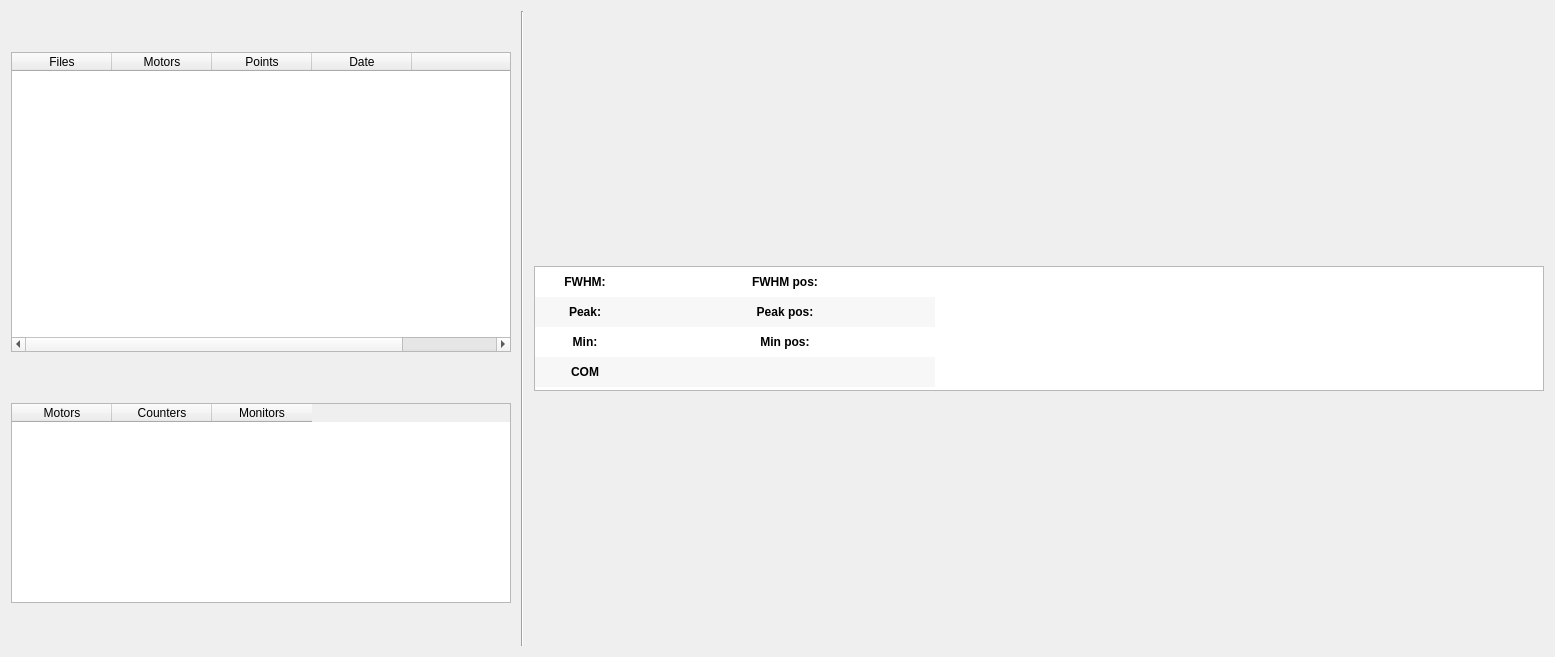
Before: the Qt Designer form bin/plot_hdf5.ui in HugoValim/hdf5_view, drawn with Qt 5.
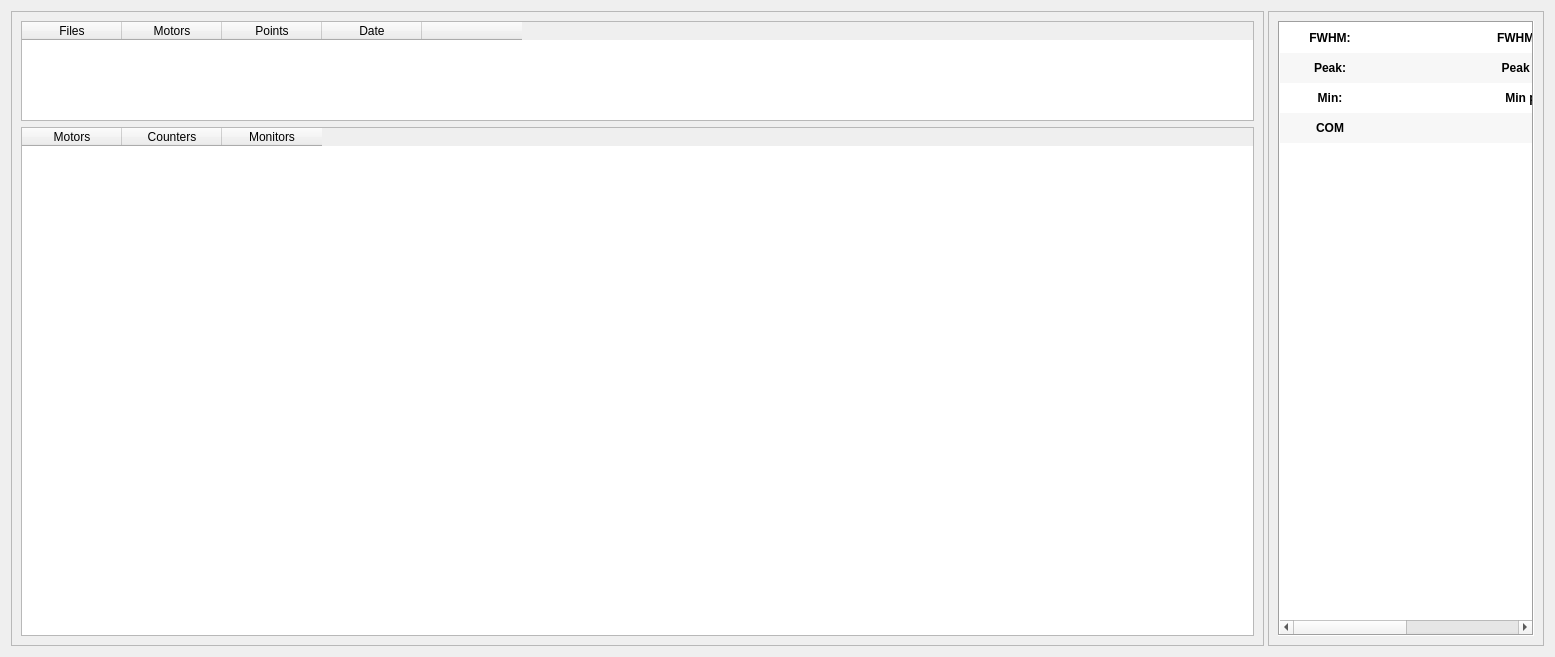
After: the same form once the commit is applied. Custom widgets are drawn as their Qt base class.

Commit message: Added splitters to the layout and also fixed some minor bugs

```diff
--- a/bin/plot_hdf5.ui
+++ b/bin/plot_hdf5.ui
@@ -17,7 +17,7 @@
    <item>
     <layout class="QHBoxLayout" name="horizontalLayout">
      <property name="spacing">
-      <number>10</number>
+      <number>2</number>
      </property>
      <property name="leftMargin">
       <number>0</number>
@@ -25,8 +25,38 @@
      <property name="topMargin">
       <number>0</number>
      </property>
+     <item>
+      <widget class="QFrame" name="frame_left">
+       <property name="minimumSize">
+        <size>
+         <width>200</width>
+         <height>0</height>
+        </size>
+       </property>
+       <property name="maximumSize">
+        <size>
+         <width>16777215</width>
+         <height>16777215</height>
+        </size>
+       </property>
+       <property name="mouseTracking">
+        <bool>true</bool>
+       </property>
+       <property name="acceptDrops">
+        <bool>true</bool>
+       </property>
+       <property name="frameShape">
+        <enum>QFrame::StyledPanel</enum>
+       </property>
+       <property name="frameShadow">
+        <enum>QFrame::Raised</enum>
+       </property>
+       <layout class="QVBoxLayout" name="verticalLayout_2">
      <item>
       <layout class="QVBoxLayout" name="verticalLayout_left">
+          <property name="sizeConstraint">
+           <enum>QLayout::SetDefaultConstraint</enum>
+          </property>
        <property name="rightMargin">
         <number>0</number>
        </property>
@@ -41,13 +71,13 @@
          <property name="minimumSize">
           <size>
            <width>0</width>
-           <height>300</height>
+              <height>100</height>
           </size>
          </property>
          <property name="maximumSize">
           <size>
-           <width>500</width>
-           <height>300</height>
+              <width>16777215</width>
+              <height>16777215</height>
           </size>
          </property>
          <property name="sizeAdjustPolicy">
@@ -103,10 +133,16 @@
        </item>
        <item>
         <widget class="QTableWidget" name="tableWidget_plot">
+            <property name="minimumSize">
+             <size>
+              <width>0</width>
+              <height>100</height>
+             </size>
+            </property>
          <property name="maximumSize">
           <size>
-           <width>500</width>
-           <height>200</height>
+              <width>16777215</width>
+              <height>16777215</height>
           </size>
          </property>
          <property name="sizeAdjustPolicy">
@@ -118,6 +154,9 @@
          <property name="showGrid">
           <bool>false</bool>
          </property>
+            <property name="sortingEnabled">
+             <bool>true</bool>
+            </property>
          <property name="cornerButtonEnabled">
           <bool>true</bool>
          </property>
@@ -143,18 +182,35 @@
        </item>
       </layout>
      </item>
-     <item>
-      <widget class="Line" name="line">
-       <property name="orientation">
-        <enum>Qt::Vertical</enum>
-       </property>
+       </layout>
       </widget>
      </item>
+     <item>
+      <widget class="QWidget" name="widget" native="true"/>
+     </item>
+     <item>
+      <widget class="QFrame" name="frame_right">
+       <property name="minimumSize">
+        <size>
+         <width>0</width>
+         <height>0</height>
+        </size>
+       </property>
+       <property name="frameShape">
+        <enum>QFrame::StyledPanel</enum>
+       </property>
+       <property name="frameShadow">
+        <enum>QFrame::Raised</enum>
+       </property>
+       <layout class="QVBoxLayout" name="verticalLayout_3">
      <item>
       <layout class="QVBoxLayout" name="verticalLayout">
        <property name="spacing">
         <number>6</number>
        </property>
+          <property name="leftMargin">
+           <number>0</number>
+          </property>
        <property name="topMargin">
         <number>0</number>
        </property>
@@ -167,17 +223,26 @@
        <item>
         <widget class="QTableWidget" name="tableWidget_stats">
          <property name="sizePolicy">
-          <sizepolicy hsizetype="Expanding" vsizetype="Fixed">
+             <sizepolicy hsizetype="Preferred" vsizetype="Preferred">
            <horstretch>0</horstretch>
            <verstretch>0</verstretch>
           </sizepolicy>
          </property>
+            <property name="minimumSize">
+             <size>
+              <width>0</width>
+              <height>0</height>
+             </size>
+            </property>
          <property name="maximumSize">
           <size>
            <width>16777215</width>
-           <height>125</height>
-          </size>
-         </property>
+              <height>16777215</height>
+             </size>
+            </property>
+            <property name="frameShape">
+             <enum>QFrame::Box</enum>
+            </property>
          <property name="frameShadow">
           <enum>QFrame::Sunken</enum>
          </property>
@@ -426,6 +491,9 @@
         </widget>
        </item>
       </layout>
+        </item>
+       </layout>
+      </widget>
      </item>
     </layout>
    </item>
```
Left out of the diff: 15 changed lines with no effect on the pictures. Lines whose indentation alone changed are shown as unchanged. The commit also changes 3 other files.
